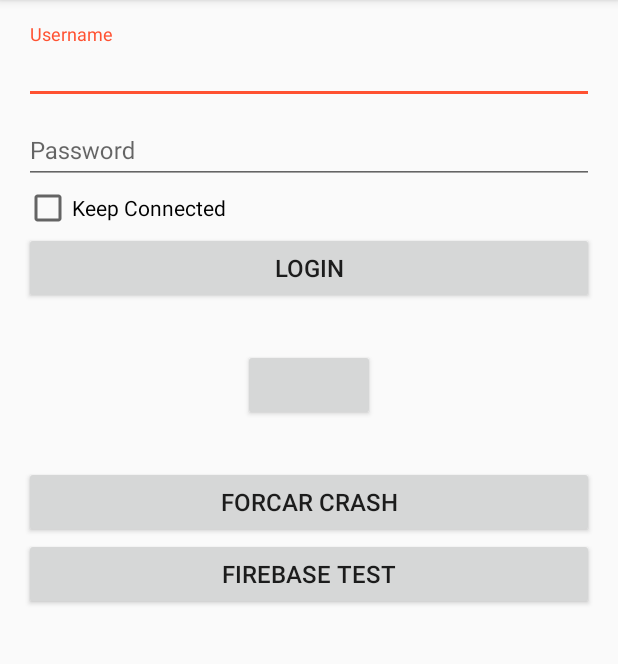
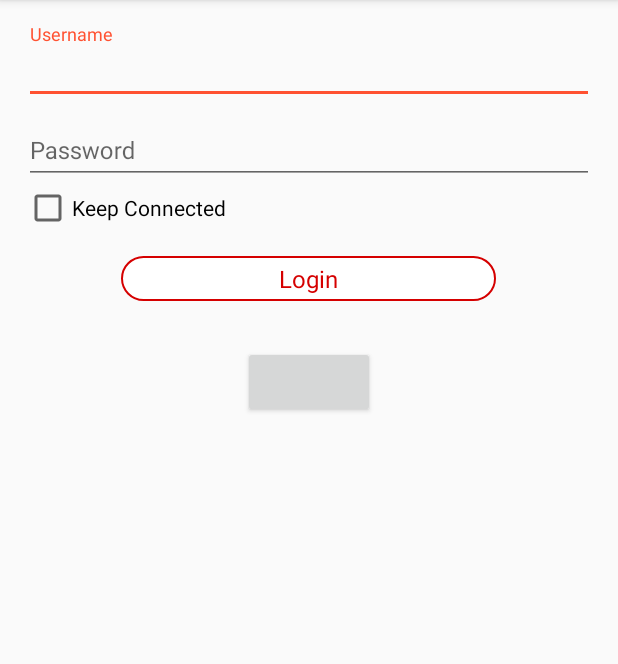
Before and after one commit to edubossa/FitnessMobile, an Android app: the screen it shows after launch (LoginActivity), on a phone screen of 412 x 824 dp, the part 84-748 px from its top. Run offline under Robolectric (Android 15) with nearby library versions, the phone set to English and light mode, and no system bars; our stand-ins replace ButterKnife; libraries missing offline, so code that uses them is left out: com.crashlytics.android, com.facebook, com.facebook.login, com.facebook.stetho, io.fabric.sdk and 3 more; plain views replace LoginButton; 10 statements that could not run were skipped.

Commit message:
- Customizando Layout

```diff
--- a/app/src/main/java/com/ews/fitnessmobile/LoginActivity.java
+++ b/app/src/main/java/com/ews/fitnessmobile/LoginActivity.java
@@ -21,8 +21,6 @@ import com.facebook.login.widget.LoginButton;
 import com.google.firebase.analytics.FirebaseAnalytics;
 import com.google.firebase.messaging.FirebaseMessaging;
 import com.google.gson.Gson;
-
-import java.util.UUID;
 
 import butterknife.BindView;
 import butterknife.ButterKnife;
@@ -63,8 +61,7 @@ public class LoginActivity extends AppCompatActivity {
         setContentView(R.layout.activity_login);
         ButterKnife.bind(this);
 
-
-        //-------- TODO Utilizado pq eu quero enviar dados pro analitic manualmente
+        //Utilizado pq eu quero enviar dados pro analitic manualmente
         this.firebaseAnalytics = FirebaseAnalytics.getInstance(this);
 
         //se cadastrando em um topico de forma fixa
@@ -165,16 +162,4 @@ public class LoginActivity extends AppCompatActivity {
         firebaseAnalytics.logEvent("login", bundle);
     }
 
-
-
-    //TODO BOTAO PRA TEST NO ANALITIC
-    public void crashFirebase(View view) {
-        int n = 2 / 0;
-    }
-
-    public void testFirebase(View view) {
-        Bundle bundle = new Bundle();
-        bundle.putString("TOKEN", UUID.randomUUID().toString());
-        firebaseAnalytics.logEvent("testFirebase", bundle);
-    }
 }
--- /dev/null
+++ b/app/src/main/res/drawable/rounded_button.xml
@@ -0,0 +1,12 @@
+<?xml version="1.0" encoding="utf-8"?>
+<shape xmlns:android="http://schemas.android.com/apk/res/android"
+    android:shape="rectangle">
+    <solid android:color="#eeffffff" />
+    <corners android:bottomRightRadius="16dp"
+        android:bottomLeftRadius="16dp"
+        android:topRightRadius="16dp"
+        android:topLeftRadius="16dp"/>
+    <stroke
+        android:width="1dp"
+        android:color="#d50000"/>
+</shape>
--- a/app/src/main/res/layout/activity_login.xml
+++ b/app/src/main/res/layout/activity_login.xml
@@ -43,9 +43,7 @@
         android:text="@string/tx_keep_connected"/>
 
     <Button
-        android:layout_width="match_parent"
-        android:layout_height="wrap_content"
-        android:textSize="@dimen/size_default_text"
+        style="@style/FitnessCustomButton"
         android:text="@string/tx_login"
         android:onClick="login"/>
 
@@ -58,18 +56,4 @@
         android:layout_marginTop="30dp"
         android:layout_marginBottom="30dp" />
 
-    <Button
-        android:layout_width="match_parent"
-        android:layout_height="wrap_content"
-        android:textSize="@dimen/size_default_text"
-        android:text="Forcar crash"
-        android:onClick="crashFirebase"/>
-
-    <Button
-        android:layout_width="match_parent"
-        android:layout_height="wrap_content"
-        android:textSize="@dimen/size_default_text"
-        android:text="Firebase Test"
-        android:onClick="testFirebase"/>
-
 </LinearLayout>
--- a/app/src/main/res/layout/activity_units_add.xml
+++ b/app/src/main/res/layout/activity_units_add.xml
@@ -101,8 +101,7 @@
 
 
     <Button
-        android:layout_width="match_parent"
-        android:layout_height="match_parent"
+        style="@style/FitnessCustomButton"
         android:id="@+id/btSend"
         android:text="@string/send"/>
 
--- a/app/src/main/res/values/dimens.xml
+++ b/app/src/main/res/values/dimens.xml
@@ -2,6 +2,9 @@
 <resources>
     <dimen name="size_default_text">16sp</dimen>
     <dimen name="size_default_padding">16dp</dimen>
+    <dimen name="size_default_margin">16dp</dimen>
+    <dimen name="button_layout_width">250dp</dimen>
+    <dimen name="button_layout_height">30dp</dimen>
     <!-- Default screen margins, per the Android Design guidelines. -->
     <dimen name="activity_horizontal_margin">16dp</dimen>
     <dimen name="activity_vertical_margin">16dp</dimen>
--- a/app/src/main/res/values/strings.xml
+++ b/app/src/main/res/values/strings.xml
@@ -26,7 +26,7 @@
     <string name="hint_schedule_operation">Schedule Operation</string>
     <string name="hint_latitude">Latitude</string>
     <string name="hint_longitude">Longitude</string>
-    <string name="send">send</string>
+    <string name="send">Send</string>
 
     <!-- TODO: Remove or change this placeholder text -->
     <string name="developer">Developer: Eduardo Wallace</string>
--- a/app/src/main/res/values/styles.xml
+++ b/app/src/main/res/values/styles.xml
@@ -23,4 +23,15 @@
         <item name="android:windowFullscreen">true</item>
     </style>
 
+    <style name="FitnessCustomButton" parent="AppTheme">
+        <item name="android:layout_width">@dimen/button_layout_width</item>
+        <item name="android:layout_height">@dimen/button_layout_height</item>
+        <item name="android:layout_gravity">center</item>
+        <item name="android:layout_marginTop">@dimen/size_default_margin</item>
+        <item name="android:textColor">#d50000</item>
+        <item name="android:background">@drawable/rounded_button</item>
+        <item name="android:textSize">@dimen/size_default_text</item>
+        <item name="android:textStyle">normal</item>
+    </style>
+
 </resources>
```
Also changed, not shown: 1 other file.
